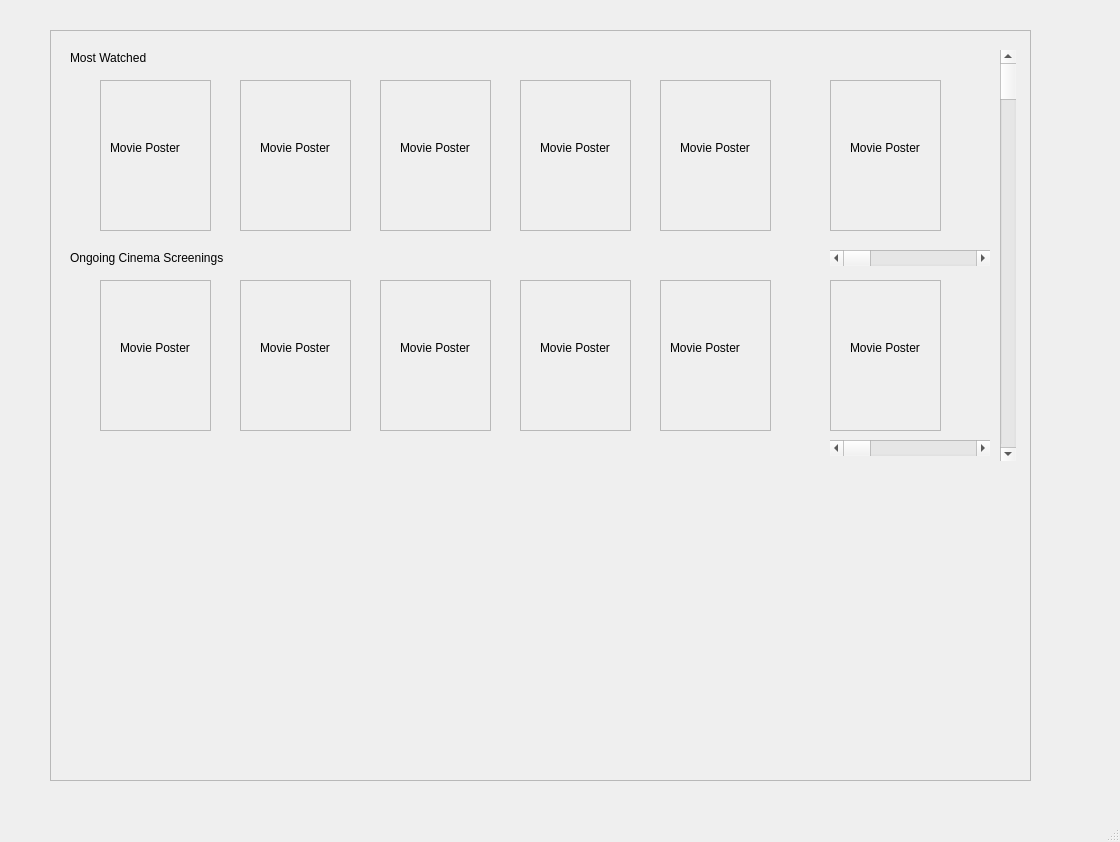
First picture: the form in Screens/adminProfile.ui, repository JaveriaAzfar/CineFlix, before the edit.
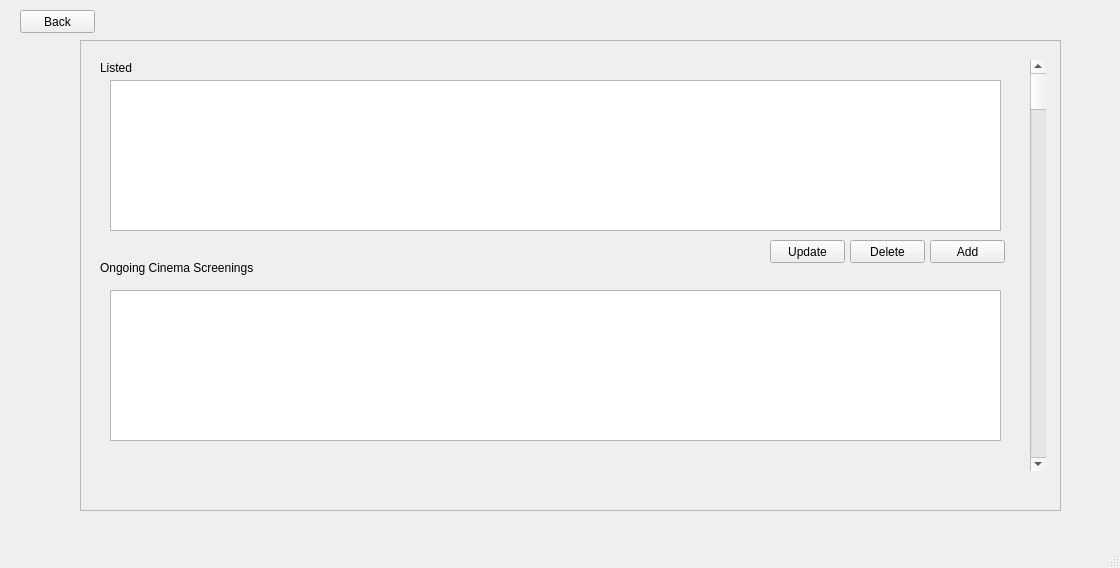
Second picture: the form after the edit.

```diff
--- a/Screens/adminProfile.ui
+++ b/Screens/adminProfile.ui
@@ -7,7 +7,7 @@
     <x>0</x>
     <y>0</y>
     <width>1120</width>
-    <height>842</height>
+    <height>568</height>
    </rect>
   </property>
   <property name="windowTitle">
@@ -17,10 +17,10 @@
    <widget class="QFrame" name="frame_3">
     <property name="geometry">
      <rect>
-      <x>50</x>
-      <y>30</y>
+      <x>80</x>
+      <y>40</y>
       <width>981</width>
-      <height>751</height>
+      <height>471</height>
      </rect>
     </property>
     <property name="frameShape">
@@ -39,7 +39,7 @@
       </rect>
      </property>
      <property name="text">
-      <string>Most Watched</string>
+      <string>Listed</string>
      </property>
     </widget>
     <widget class="QLabel" name="label_8">
@@ -55,380 +55,6 @@
       <string>Ongoing Cinema Screenings</string>
      </property>
     </widget>
-    <widget class="QScrollBar" name="horizontalScrollBar_3">
-     <property name="geometry">
-      <rect>
-       <x>780</x>
-       <y>220</y>
-       <width>160</width>
-       <height>16</height>
-      </rect>
-     </property>
-     <property name="orientation">
-      <enum>Qt::Horizontal</enum>
-     </property>
-    </widget>
-    <widget class="QScrollBar" name="horizontalScrollBar_4">
-     <property name="geometry">
-      <rect>
-       <x>780</x>
-       <y>410</y>
-       <width>160</width>
-       <height>16</height>
-      </rect>
-     </property>
-     <property name="orientation">
-      <enum>Qt::Horizontal</enum>
-     </property>
-    </widget>
-    <widget class="QFrame" name="frame_16">
-     <property name="geometry">
-      <rect>
-       <x>50</x>
-       <y>50</y>
-       <width>111</width>
-       <height>151</height>
-      </rect>
-     </property>
-     <property name="frameShape">
-      <enum>QFrame::StyledPanel</enum>
-     </property>
-     <property name="frameShadow">
-      <enum>QFrame::Raised</enum>
-     </property>
-     <widget class="QLabel" name="label_13">
-      <property name="geometry">
-       <rect>
-        <x>10</x>
-        <y>60</y>
-        <width>81</width>
-        <height>16</height>
-       </rect>
-      </property>
-      <property name="text">
-       <string>Movie Poster</string>
-      </property>
-     </widget>
-    </widget>
-    <widget class="QFrame" name="frame_17">
-     <property name="geometry">
-      <rect>
-       <x>190</x>
-       <y>50</y>
-       <width>111</width>
-       <height>151</height>
-      </rect>
-     </property>
-     <property name="frameShape">
-      <enum>QFrame::StyledPanel</enum>
-     </property>
-     <property name="frameShadow">
-      <enum>QFrame::Raised</enum>
-     </property>
-     <widget class="QLabel" name="label_14">
-      <property name="geometry">
-       <rect>
-        <x>20</x>
-        <y>60</y>
-        <width>81</width>
-        <height>16</height>
-       </rect>
-      </property>
-      <property name="text">
-       <string>Movie Poster</string>
-      </property>
-     </widget>
-    </widget>
-    <widget class="QFrame" name="frame_18">
-     <property name="geometry">
-      <rect>
-       <x>330</x>
-       <y>50</y>
-       <width>111</width>
-       <height>151</height>
-      </rect>
-     </property>
-     <property name="frameShape">
-      <enum>QFrame::StyledPanel</enum>
-     </property>
-     <property name="frameShadow">
-      <enum>QFrame::Raised</enum>
-     </property>
-     <widget class="QLabel" name="label_15">
-      <property name="geometry">
-       <rect>
-        <x>20</x>
-        <y>60</y>
-        <width>81</width>
-        <height>16</height>
-       </rect>
-      </property>
-      <property name="text">
-       <string>Movie Poster</string>
-      </property>
-     </widget>
-    </widget>
-    <widget class="QFrame" name="frame_19">
-     <property name="geometry">
-      <rect>
-       <x>470</x>
-       <y>50</y>
-       <width>111</width>
-       <height>151</height>
-      </rect>
-     </property>
-     <property name="frameShape">
-      <enum>QFrame::StyledPanel</enum>
-     </property>
-     <property name="frameShadow">
-      <enum>QFrame::Raised</enum>
-     </property>
-     <widget class="QLabel" name="label_16">
-      <property name="geometry">
-       <rect>
-        <x>20</x>
-        <y>60</y>
-        <width>81</width>
-        <height>16</height>
-       </rect>
-      </property>
-      <property name="text">
-       <string>Movie Poster</string>
-      </property>
-     </widget>
-    </widget>
-    <widget class="QFrame" name="frame_20">
-     <property name="geometry">
-      <rect>
-       <x>610</x>
-       <y>50</y>
-       <width>111</width>
-       <height>151</height>
-      </rect>
-     </property>
-     <property name="frameShape">
-      <enum>QFrame::StyledPanel</enum>
-     </property>
-     <property name="frameShadow">
-      <enum>QFrame::Raised</enum>
-     </property>
-     <widget class="QLabel" name="label_17">
-      <property name="geometry">
-       <rect>
-        <x>20</x>
-        <y>60</y>
-        <width>81</width>
-        <height>16</height>
-       </rect>
-      </property>
-      <property name="text">
-       <string>Movie Poster</string>
-      </property>
-     </widget>
-    </widget>
-    <widget class="QFrame" name="frame_21">
-     <property name="geometry">
-      <rect>
-       <x>780</x>
-       <y>50</y>
-       <width>111</width>
-       <height>151</height>
-      </rect>
-     </property>
-     <property name="frameShape">
-      <enum>QFrame::StyledPanel</enum>
-     </property>
-     <property name="frameShadow">
-      <enum>QFrame::Raised</enum>
-     </property>
-     <widget class="QLabel" name="label_18">
-      <property name="geometry">
-       <rect>
-        <x>20</x>
-        <y>60</y>
-        <width>81</width>
-        <height>16</height>
-       </rect>
-      </property>
-      <property name="text">
-       <string>Movie Poster</string>
-      </property>
-     </widget>
-    </widget>
-    <widget class="QFrame" name="frame_22">
-     <property name="geometry">
-      <rect>
-       <x>50</x>
-       <y>250</y>
-       <width>111</width>
-       <height>151</height>
-      </rect>
-     </property>
-     <property name="frameShape">
-      <enum>QFrame::StyledPanel</enum>
-     </property>
-     <property name="frameShadow">
-      <enum>QFrame::Raised</enum>
-     </property>
-     <widget class="QLabel" name="label_19">
-      <property name="geometry">
-       <rect>
-        <x>20</x>
-        <y>60</y>
-        <width>81</width>
-        <height>16</height>
-       </rect>
-      </property>
-      <property name="text">
-       <string>Movie Poster</string>
-      </property>
-     </widget>
-    </widget>
-    <widget class="QFrame" name="frame_23">
-     <property name="geometry">
-      <rect>
-       <x>190</x>
-       <y>250</y>
-       <width>111</width>
-       <height>151</height>
-      </rect>
-     </property>
-     <property name="frameShape">
-      <enum>QFrame::StyledPanel</enum>
-     </property>
-     <property name="frameShadow">
-      <enum>QFrame::Raised</enum>
-     </property>
-     <widget class="QLabel" name="label_20">
-      <property name="geometry">
-       <rect>
-        <x>20</x>
-        <y>60</y>
-        <width>81</width>
-        <height>16</height>
-       </rect>
-      </property>
-      <property name="text">
-       <string>Movie Poster</string>
-      </property>
-     </widget>
-    </widget>
-    <widget class="QFrame" name="frame_24">
-     <property name="geometry">
-      <rect>
-       <x>330</x>
-       <y>250</y>
-       <width>111</width>
-       <height>151</height>
-      </rect>
-     </property>
-     <property name="frameShape">
-      <enum>QFrame::StyledPanel</enum>
-     </property>
-     <property name="frameShadow">
-      <enum>QFrame::Raised</enum>
-     </property>
-     <widget class="QLabel" name="label_21">
-      <property name="geometry">
-       <rect>
-        <x>20</x>
-        <y>60</y>
-        <width>81</width>
-        <height>16</height>
-       </rect>
-      </property>
-      <property name="text">
-       <string>Movie Poster</string>
-      </property>
-     </widget>
-    </widget>
-    <widget class="QFrame" name="frame_25">
-     <property name="geometry">
-      <rect>
-       <x>470</x>
-       <y>250</y>
-       <width>111</width>
-       <height>151</height>
-      </rect>
-     </property>
-     <property name="frameShape">
-      <enum>QFrame::StyledPanel</enum>
-     </property>
-     <property name="frameShadow">
-      <enum>QFrame::Raised</enum>
-     </property>
-     <widget class="QLabel" name="label_22">
-      <property name="geometry">
-       <rect>
-        <x>20</x>
-        <y>60</y>
-        <width>81</width>
-        <height>16</height>
-       </rect>
-      </property>
-      <property name="text">
-       <string>Movie Poster</string>
-      </property>
-     </widget>
-    </widget>
-    <widget class="QFrame" name="frame_26">
-     <property name="geometry">
-      <rect>
-       <x>610</x>
-       <y>250</y>
-       <width>111</width>
-       <height>151</height>
-      </rect>
-     </property>
-     <property name="frameShape">
-      <enum>QFrame::StyledPanel</enum>
-     </property>
-     <property name="frameShadow">
-      <enum>QFrame::Raised</enum>
-     </property>
-     <widget class="QLabel" name="label_23">
-      <property name="geometry">
-       <rect>
-        <x>10</x>
-        <y>60</y>
-        <width>81</width>
-        <height>16</height>
-       </rect>
-      </property>
-      <property name="text">
-       <string>Movie Poster</string>
-      </property>
-     </widget>
-    </widget>
-    <widget class="QFrame" name="frame_27">
-     <property name="geometry">
-      <rect>
-       <x>780</x>
-       <y>250</y>
-       <width>111</width>
-       <height>151</height>
-      </rect>
-     </property>
-     <property name="frameShape">
-      <enum>QFrame::StyledPanel</enum>
-     </property>
-     <property name="frameShadow">
-      <enum>QFrame::Raised</enum>
-     </property>
-     <widget class="QLabel" name="label_24">
-      <property name="geometry">
-       <rect>
-        <x>20</x>
-        <y>60</y>
-        <width>81</width>
-        <height>16</height>
-       </rect>
-      </property>
-      <property name="text">
-       <string>Movie Poster</string>
-      </property>
-     </widget>
-    </widget>
     <widget class="QScrollBar" name="verticalScrollBar_2">
      <property name="geometry">
       <rect>
@@ -442,6 +68,78 @@
       <enum>Qt::Vertical</enum>
      </property>
     </widget>
+    <widget class="QTableWidget" name="listedTable">
+     <property name="geometry">
+      <rect>
+       <x>30</x>
+       <y>40</y>
+       <width>891</width>
+       <height>151</height>
+      </rect>
+     </property>
+    </widget>
+    <widget class="QPushButton" name="add">
+     <property name="geometry">
+      <rect>
+       <x>850</x>
+       <y>200</y>
+       <width>75</width>
+       <height>23</height>
+      </rect>
+     </property>
+     <property name="text">
+      <string>Add</string>
+     </property>
+    </widget>
+    <widget class="QPushButton" name="delete_2">
+     <property name="geometry">
+      <rect>
+       <x>770</x>
+       <y>200</y>
+       <width>75</width>
+       <height>23</height>
+      </rect>
+     </property>
+     <property name="text">
+      <string>Delete</string>
+     </property>
+    </widget>
+    <widget class="QPushButton" name="update">
+     <property name="geometry">
+      <rect>
+       <x>690</x>
+       <y>200</y>
+       <width>75</width>
+       <height>23</height>
+      </rect>
+     </property>
+     <property name="text">
+      <string>Update</string>
+     </property>
+    </widget>
+    <widget class="QTableWidget" name="CinemaScreeningsTable">
+     <property name="geometry">
+      <rect>
+       <x>30</x>
+       <y>250</y>
+       <width>891</width>
+       <height>151</height>
+      </rect>
+     </property>
+    </widget>
+   </widget>
+   <widget class="QPushButton" name="backButton">
+    <property name="geometry">
+     <rect>
+      <x>20</x>
+      <y>10</y>
+      <width>75</width>
+      <height>23</height>
+     </rect>
+    </property>
+    <property name="text">
+     <string>Back</string>
+    </property>
    </widget>
   </widget>
   <widget class="QMenuBar" name="menubar">
```
